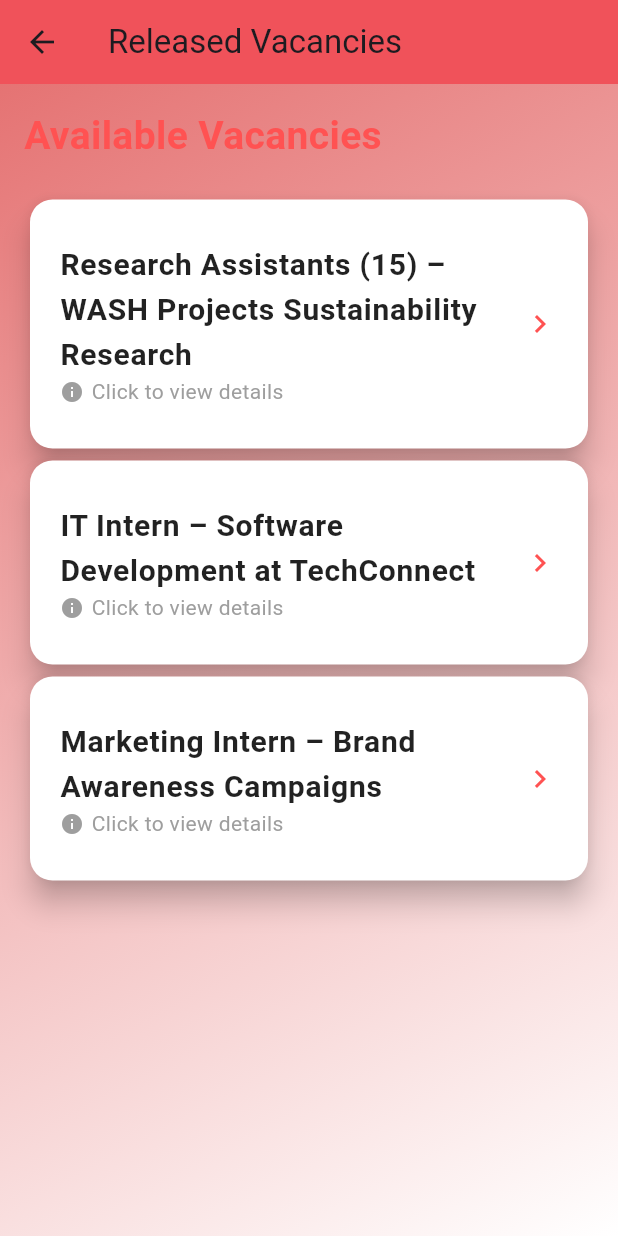
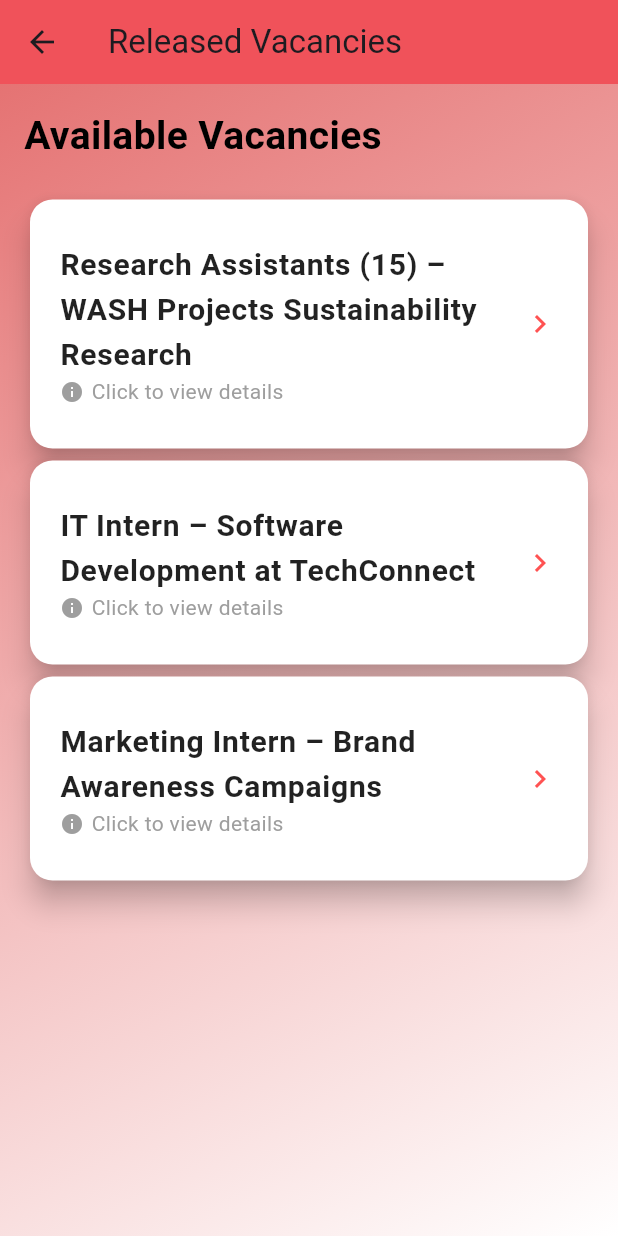
Before and after one commit to JUMAPETER736/INTERN_HUB, a Flutter app: the Vacancies screen opened directly, on a phone screen of 412 x 824 dp. Run offline on Flutter 3.47's test engine with Material 3 defaults, Android fonts, the phone set to English and light mode, and no system bars; our stand-ins replace cloud_firestore, firebase_auth, firebase_core, fluttertoast; accounts and stored records are empty.

Commit message:
Changing parts of the whole code structures, UI Desings

```diff
--- a/lib/Home/Vacancies.dart
+++ b/lib/Home/Vacancies.dart
@@ -81,7 +81,7 @@ class Vacancies extends StatelessWidget {
               style: TextStyle(
                 fontSize: 26,
                 fontWeight: FontWeight.bold,
-                color: Colors.redAccent,
+                color: Colors.black,
               ),
             ),
             SizedBox(height: 20),
@@ -132,6 +132,8 @@ class Vacancies extends StatelessWidget {
                 },
               ),
             ),
+            SizedBox(height: 20),
+            // Optional: Add a footer or button here for more actions
           ],
         ),
       ),
```
Also changed, not shown: lib/Home/InternshipDashboard.dart (deleted, +0 -90 lines).
